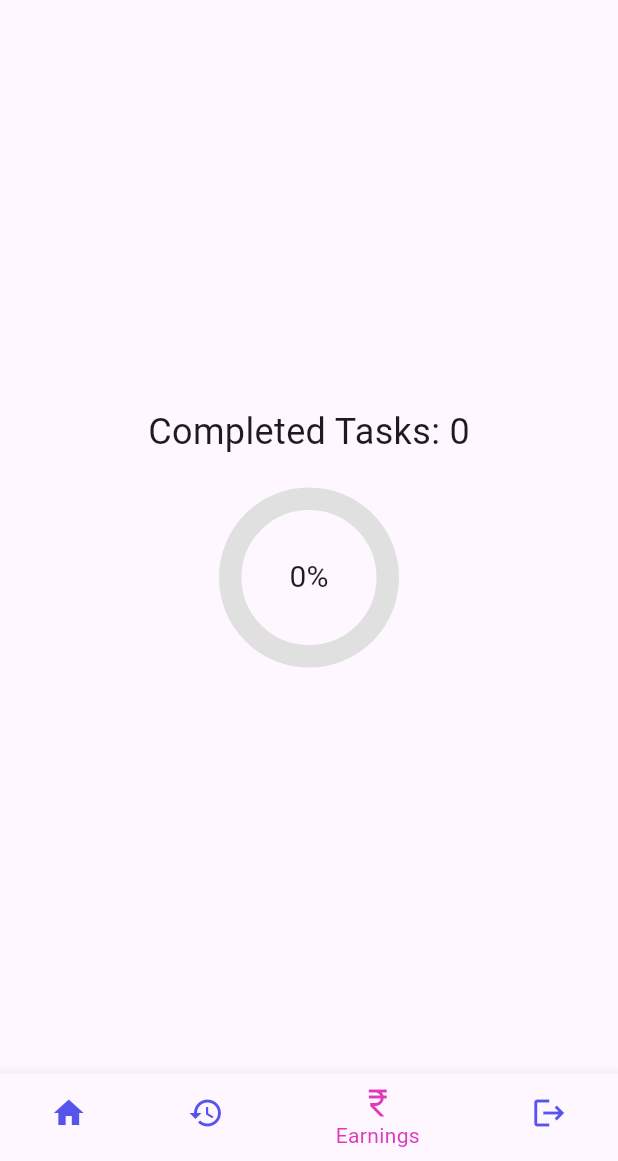
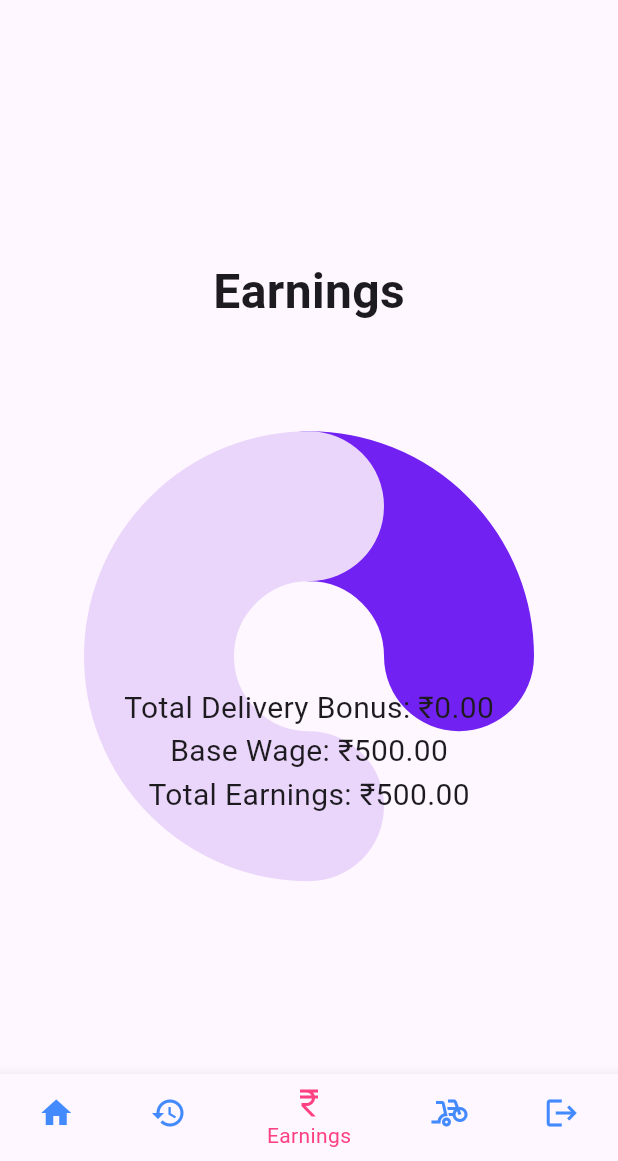
Before and after one commit to nami63/Garbom, a Flutter app: the WorkerDashboard screen opened directly, item 3 of the bottom bar chosen, on a phone screen of 412 x 824 dp, the part 75-1236 px from its top. Run offline on Flutter 3.47's test engine with Material 3 defaults, Android fonts, the phone set to English and light mode, and no system bars; drawn by our look-alikes of percent_indicator; our stand-ins replace animated_text_kit, cloud_firestore, firebase_auth, firebase_core, geolocator, google_maps_flutter and 3 more; missing offline and left inert: mailer; accounts and stored records are empty.

Commit message:
Created Worker Earnings page

```diff
--- a/lib/worker/worker_dashboard.dart
+++ b/lib/worker/worker_dashboard.dart
@@ -1,8 +1,9 @@
 import 'package:flutter/material.dart';
 import 'package:login/worker/workerHome.dart';
-import 'package:login/worker/worker_login.dart'; // Ensure this is the correct import for WorkerLog
-import 'package:login/worker/worker_history.dart'; // Corrected import
-import 'package:login/worker/worker_earnings.dart'; // Corrected import
+import 'package:login/worker/worker_history.dart';
+import 'package:login/worker/worker_earnings.dart';
+import 'package:login/worker/worker_taskcompleted.dart';
+import 'package:login/worker/worker_login.dart'; // Assuming this is imported correctly
 
 class WorkerDashboard extends StatefulWidget {
   const WorkerDashboard({Key? key})
@@ -15,11 +16,18 @@ class WorkerDashboard extends StatefulWidget {
 class _WorkerDashboardState extends State<WorkerDashboard> {
   int _currentIndex = 0;
 
-  final List<Widget> _pages = [
-    WorkerHomePage(),
-    HistoryPage(),
-    TaskCountPage(),
-  ];
+  late final List<Widget> _pages;
+
+  @override
+  void initState() {
+    super.initState();
+    _pages = [
+      WorkerHomePage(),
+      HistoryPage(),
+      EarningsPage(), // Pass workerEmail here
+      TaskCountPage(),
+    ];
+  }
 
   void _showLogoutDialog(BuildContext context) {
     showDialog(
@@ -64,7 +72,7 @@ class _WorkerDashboardState extends State<WorkerDashboard> {
         backgroundColor: const Color.fromARGB(255, 107, 100, 237),
         currentIndex: _currentIndex,
         onTap: (int newIndex) {
-          if (newIndex == 3) {
+          if (newIndex == 4) {
             _showLogoutDialog(context); // Show logout confirmation dialog
           } else {
             setState(() {
@@ -86,12 +94,16 @@ class _WorkerDashboardState extends State<WorkerDashboard> {
             icon: Icon(Icons.currency_rupee),
           ),
           BottomNavigationBarItem(
+            label: 'Tasks',
+            icon: Icon(Icons.bike_scooter),
+          ),
+          BottomNavigationBarItem(
             label: 'Logout',
             icon: Icon(Icons.logout),
           ),
         ],
-        selectedItemColor: Color.fromARGB(255, 221, 57, 186),
-        unselectedItemColor: Color.fromARGB(255, 87, 84, 238),
+        selectedItemColor: Colors.pinkAccent, // Adjust as per your theme
+        unselectedItemColor: Colors.blueAccent, // Adjust as per your theme
       ),
     );
   }
--- a/lib/worker/worker_earnings.dart
+++ b/lib/worker/worker_earnings.dart
@@ -1,42 +1,80 @@
+import 'dart:math';
 import 'package:flutter/material.dart';
 import 'package:cloud_firestore/cloud_firestore.dart';
-import 'package:percent_indicator/percent_indicator.dart';
 
-class TaskCountPage extends StatefulWidget {
-  const TaskCountPage({Key? key}) : super(key: key);
+class EarningsPage extends StatefulWidget {
+  const EarningsPage({Key? key}) : super(key: key);
 
   @override
-  _TaskCountPageState createState() => _TaskCountPageState();
+  _EarningsPageState createState() => _EarningsPageState();
 }
 
-class _TaskCountPageState extends State<TaskCountPage> {
+class _EarningsPageState extends State<EarningsPage> {
   final FirebaseFirestore _firestore = FirebaseFirestore.instance;
-  int completedTasks = 0;
+  double totalDeliveryBonus = 0.0; // Initialize with 0 bonus
+  final double baseWage = 500.0; // Set the base wage to 500
+  final double targetAmount = 1000.0; // Set the target amount to 1000
 
   @override
   void initState() {
     super.initState();
-    fetchCompletedTasks();
+    fetchTotalDeliveryBonus();
   }
 
-  void fetchCompletedTasks() async {
+  void fetchTotalDeliveryBonus() async {
     try {
       QuerySnapshot historySnapshot =
           await _firestore.collection('history').get();
+      double total = 0.0;
+
+      for (var doc in historySnapshot.docs) {
+        List<dynamic> wasteTypes = doc['wasteTypes'];
+        for (var wasteType in wasteTypes) {
+          double amount = wasteType['amount'] ?? 0.0;
+          total += amount * 0.30; // Calculate 30% of each amount
+        }
+      }
 
       setState(() {
-        completedTasks = historySnapshot.size;
+        totalDeliveryBonus = total;
+      });
+
+      // Update the worker's earnings in the Firebase collection
+      updateEarnings(totalDeliveryBonus);
+    } catch (error) {
+      print('Error fetching delivery bonus: $error');
+      // Handle error as needed
+    }
+  }
+
+  void updateEarnings(double totalDeliveryBonus) async {
+    try {
+      // Assuming you have the worker's document ID stored somewhere
+      String workerDocId =
+          'workerDocumentID'; // Replace with actual worker document ID
+
+      // Calculate the total earnings
+      double totalEarnings = baseWage + totalDeliveryBonus;
+
+      // Update the earnings in the worker's document
+      await _firestore.collection('earnings').doc(workerDocId).set({
+        'totalDeliveryBonus': totalDeliveryBonus,
+        'baseWage': baseWage,
+        'totalEarnings': totalEarnings,
       });
     } catch (error) {
-      print('Error fetching tasks from history: $error');
+      print('Error updating earnings: $error');
       // Handle error as needed
     }
   }
 
   @override
   Widget build(BuildContext context) {
-    // Calculate percentage of completed tasks compared to target
-    double percentComplete = completedTasks / 10.0;
+    double totalEarnings =
+        baseWage + totalDeliveryBonus; // Calculate total earnings
+    double completedProportion = totalEarnings /
+        targetAmount; // Calculate the proportion of completed earnings
+    double remainingProportion = 1 - completedProportion;
 
     return Scaffold(
       body: Center(
@@ -44,22 +82,32 @@ class _TaskCountPageState extends State<TaskCountPage> {
           mainAxisAlignment: MainAxisAlignment.center,
           children: <Widget>[
             Text(
-              'Completed Tasks: $completedTasks',
-              style: TextStyle(fontSize: 24),
+              'Earnings',
+              style: TextStyle(fontSize: 32, fontWeight: FontWeight.bold),
             ),
             SizedBox(height: 20),
-            // Semicircular progress indicator
-            CircularPercentIndicator(
-              radius: 120.0,
-              lineWidth: 15.0,
-              percent: percentComplete > 1.0 ? 1.0 : percentComplete,
-              center: Text(
-                '${(percentComplete * 100).toStringAsFixed(0)}%',
-                style: TextStyle(fontSize: 20),
+            SizedBox(
+              width: 200,
+              height: 200,
+              child: CustomPaint(
+                painter: SemiPieChartPainter(
+                  completedProportion: completedProportion,
+                  remainingProportion: remainingProportion,
+                ),
               ),
-              circularStrokeCap: CircularStrokeCap.round,
-              backgroundColor: Colors.grey[300]!,
-              progressColor: Colors.blue,
+            ),
+            const SizedBox(height: 20),
+            Text(
+              'Total Delivery Bonus: ₹${totalDeliveryBonus.toStringAsFixed(2)}',
+              style: TextStyle(fontSize: 20),
+            ),
+            Text(
+              'Base Wage: ₹${baseWage.toStringAsFixed(2)}',
+              style: TextStyle(fontSize: 20),
+            ),
+            Text(
+              'Total Earnings: ₹${totalEarnings.toStringAsFixed(2)}',
+              style: TextStyle(fontSize: 20),
             ),
           ],
         ),
@@ -68,10 +116,61 @@ class _TaskCountPageState extends State<TaskCountPage> {
   }
 }
 
+class SemiPieChartPainter extends CustomPainter {
+  final double completedProportion;
+  final double remainingProportion;
+  final Color completedColor;
+  final Color remainingColor;
+
+  SemiPieChartPainter({
+    required this.completedProportion,
+    required this.remainingProportion,
+    this.completedColor = const Color.fromARGB(255, 114, 33, 243),
+    this.remainingColor = const Color.fromARGB(255, 234, 214, 250),
+  });
+
+  @override
+  void paint(Canvas canvas, Size size) {
+    double radius = size.width / 2;
+    Offset center = Offset(size.width / 2, size.height);
+
+    // Draw completed segment
+    _drawSegment(
+        canvas, center, radius, 0, completedProportion * pi, completedColor);
+
+    // Draw remaining segment
+    _drawSegment(
+        canvas, center, radius, completedProportion * pi, pi, remainingColor);
+  }
+
+  void _drawSegment(Canvas canvas, Offset center, double radius,
+      double startAngle, double sweepAngle, Color color) {
+    Paint paint = Paint()
+      ..color = color
+      ..strokeWidth = radius
+      ..style = PaintingStyle.stroke
+      ..strokeCap = StrokeCap.round;
+
+    canvas.drawArc(
+      Rect.fromCircle(center: center, radius: radius),
+      -startAngle,
+      -sweepAngle,
+      false,
+      paint,
+    );
+  }
+
+  @override
+  bool shouldRepaint(covariant CustomPainter oldDelegate) {
+    return true;
+  }
+}
+
 void main() {
   runApp(MaterialApp(
-    title: 'Task Count Demo',
+    title: 'Earnings Demo',
     theme: ThemeData(primarySwatch: Colors.blue),
-    home: TaskCountPage(),
+    home: EarningsPage(),
+    debugShowCheckedModeBanner: false, // Disable debug banner
   ));
 }
```
Also changed, not shown: lib/worker/worker_taskcompleted.dart (added, +77 -0 lines).
